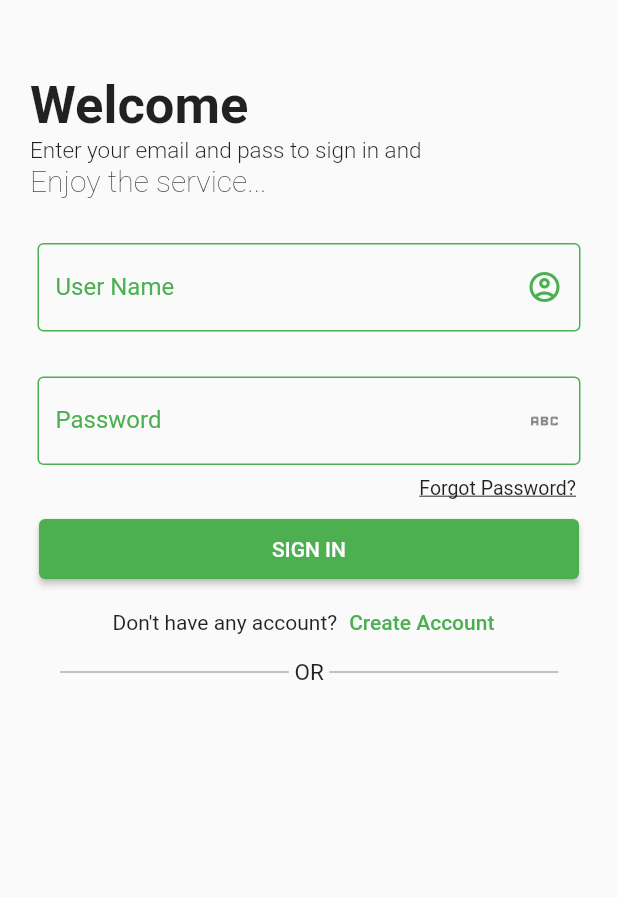
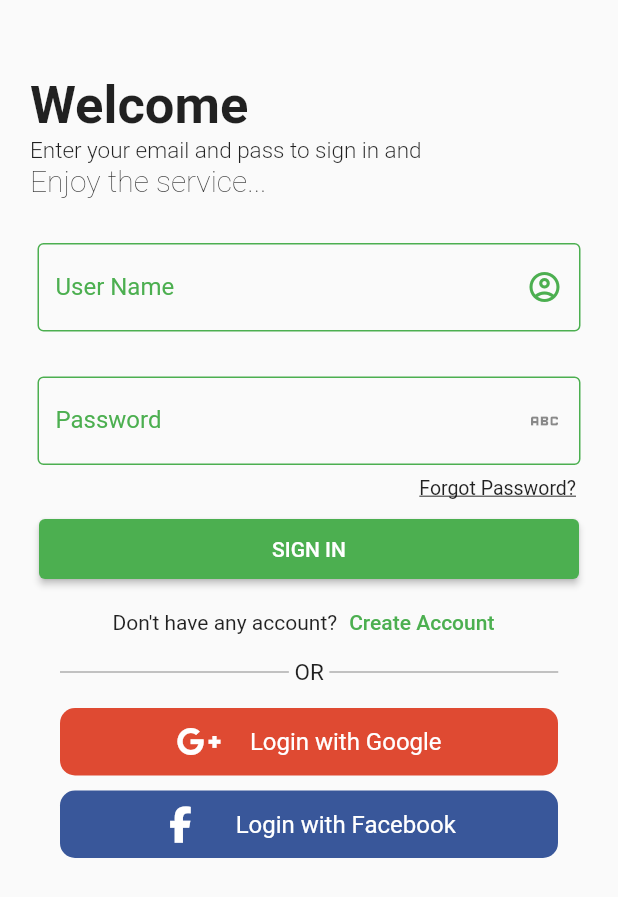
Before and after one commit to Biggo111/Flutter_Basic_Projects, a Flutter app: the screen it shows after launch, on a phone screen of 412 x 824 dp. Shown: the top 897 px of the screen. Run offline on Flutter 3.47's test engine with Material 2 defaults, Android fonts, the phone set to English and light mode, and no system bars; our stand-ins replace dio, firebase_core, flutter_svg, fluttertoast, font_awesome_flutter, google_maps_flutter and 4 more; missing offline and left inert: dart:ffi, flutter_polyline_points, map_launcher; accounts and stored records are empty.

Commit message:
Firebase connected

```diff
--- /dev/null
+++ b/firebase_authentication_login_signup/lib/colors.dart
@@ -0,0 +1,10 @@
+import 'package:flutter/material.dart';
+
+
+final Color facebookColor = const Color(0xff39579A);
+final Color twitterColor = const Color(0xff00ABEA);
+final Color instaColor = const Color(0xffBE2289);
+final Color whatsappColor = const Color(0xff075E54);
+final Color linkedinColor = const Color(0xff0085E0);
+final Color githubColor = const Color(0xff202020);
+final Color googleColor = const Color(0xffDF4A32);
--- a/firebase_authentication_login_signup/lib/homepage.dart
+++ b/firebase_authentication_login_signup/lib/homepage.dart
@@ -1,4 +1,9 @@
 import 'package:flutter/material.dart';
+import 'package:fluttertoast/fluttertoast.dart';
+
+import 'colors.dart';
+import 'widgets.dart';
+import 'package:font_awesome_flutter/font_awesome_flutter.dart';
 
 class HomePage extends StatefulWidget {
   const HomePage({super.key});
@@ -149,9 +154,9 @@ class _HomePageState extends State<HomePage> {
                         child: ElevatedButton(
                           onPressed: () {},
                           style: ElevatedButton.styleFrom(
-                            backgroundColor: Colors.green,
-                            elevation: 2 //Button Background Color
-                          ),
+                              backgroundColor: Colors.green,
+                              elevation: 2 //Button Background Color
+                              ),
                           child: const Text("SIGN IN"),
                         ),
                       ),
@@ -166,7 +171,7 @@ class _HomePageState extends State<HomePage> {
                     children: [
                       const Text("Don't have any account?"),
                       TextButton(
-                        onPressed: (){},
+                        onPressed: () {},
                         child: const Text(
                           "Create Account",
                           style: TextStyle(
@@ -184,7 +189,7 @@ class _HomePageState extends State<HomePage> {
                         left: 20,
                       ),
                       child: SizedBox(
-                        width: MediaQuery.of(context).size.width/2.7,
+                        width: MediaQuery.of(context).size.width / 2.7,
                         child: const Expanded(
                           child: Divider(
                             height: 10,
@@ -196,12 +201,10 @@ class _HomePageState extends State<HomePage> {
                     ),
                     const Text(
                       " OR ",
-                      style: TextStyle(
-                        fontSize: 15
-                      ),
+                      style: TextStyle(fontSize: 15),
                     ),
                     SizedBox(
-                      width: MediaQuery.of(context).size.width/2.7,
+                      width: MediaQuery.of(context).size.width / 2.7,
                       child: const Expanded(
                         child: Divider(
                           height: 10,
@@ -212,6 +215,67 @@ class _HomePageState extends State<HomePage> {
                     ),
                   ],
                 ),
+                // Container(
+                //   //width: MediaQuery.of(context).size.width/3,
+                //   margin: const EdgeInsets.all(5),
+                //   padding: const EdgeInsets.symmetric(
+                //     vertical: 5,
+                //     horizontal: 15,
+                //   ),
+                //   decoration: BoxDecoration(
+                //     color: Colors.white,
+                //     borderRadius: BorderRadius.circular(30),
+                //   ),
+                //   child: Row(
+                //     children: [
+                //       const Icon(
+                //         Icons.emoji_emotions_outlined,
+                //         color: Colors.black38,
+                //         size: 25,
+                //       ),
+                //       const SizedBox(width: 10,),
+                //       SizedBox(
+                //         width: MediaQuery.of(context).size.width/3,
+                //         child: TextFormField(
+                //           style: const TextStyle(
+                //             fontSize: 19,
+                //           ),
+                //           decoration: const InputDecoration(
+                //             hintText: "Message",
+                //             border: InputBorder.none,
+                //           ),
+                //         ),
+                //       ),
+                //       const SizedBox(
+                //         width: 80,
+                //       ),
+                //       const Icon(
+                //         Icons.attachment_outlined,
+                //         color: Colors.black38,
+                //         size: 25,
+                //       ),
+                //       const SizedBox(
+                //         width: 15,
+                //       ),
+                //       const Icon(
+                //         Icons.camera_alt,
+                //         color: Colors.black38,
+                //         size: 25,
+                //       ),
+                //     ],
+                //   ),
+                // ),
+                const SizedBox(
+                  height: 10,
+                ),
+                CustomWidgets.socialButtonRect('Login with Google', googleColor,
+                    FontAwesomeIcons.googlePlusG, onTap: () {
+                  Fluttertoast.showToast(msg: 'I am google');
+                }),
+                CustomWidgets.socialButtonRect('Login with Facebook',
+                    facebookColor, FontAwesomeIcons.facebookF, onTap: () {
+                  Fluttertoast.showToast(msg: 'I am facebook');
+                }),
               ],
             ),
           ),
--- a/firebase_authentication_login_signup/lib/main.dart
+++ b/firebase_authentication_login_signup/lib/main.dart
@@ -1,8 +1,12 @@
+import 'package:firebase_authentication_login_signup/core/services/firebase_service.dart';
 import 'package:flutter/material.dart';
 
 import '/homepage.dart';
 
-void main() {
+void main() async{
+  WidgetsFlutterBinding.ensureInitialized();
+  await FirebaseService.enableFirebase();
+
   runApp(const MyApp());
 }
 class MyApp extends StatelessWidget {
--- /dev/null
+++ b/firebase_authentication_login_signup/lib/widgets.dart
@@ -0,0 +1,52 @@
+import 'package:flutter/material.dart';
+
+class CustomWidgets {
+  static Widget socialButtonRect(title, color, icon, {Function? onTap}) {
+    return InkWell(
+      onTap: () {
+        onTap!();
+      },
+      child: Container(
+        height: 45,
+        margin: const EdgeInsets.symmetric(vertical: 5, horizontal: 20),
+        decoration: BoxDecoration(
+            color: color, borderRadius: const BorderRadius.all(Radius.circular(10))),
+        child: Row(
+          mainAxisAlignment: MainAxisAlignment.center,
+          children: <Widget>[
+            Icon(
+              icon,
+              color: Colors.white,
+            ),
+            Container(
+              margin: const EdgeInsets.only(left: 25),
+              child: Text(title,
+                  style: const TextStyle(
+                      color: Colors.white,
+                      fontSize: 16,
+                      fontWeight: FontWeight.w400)),
+            ),
+          ],
+        ),
+      ),
+    );
+  }
+
+  static Widget socialButtonCircle(color, icon, {iconColor, Function? onTap}) {
+    return InkWell(
+      onTap: () {
+        onTap!();
+      },
+      child: Container(
+          padding: const EdgeInsets.all(5),
+          decoration: BoxDecoration(
+            shape: BoxShape.circle,
+            color: color,
+          ),
+          child: Icon(
+            icon,
+            color: iconColor,
+          )), //
+    );
+  }
+}
--- a/firebase_authentication_login_signup/pubspec.yaml
+++ b/firebase_authentication_login_signup/pubspec.yaml
@@ -36,6 +36,10 @@ dependencies:
   # The following adds the Cupertino Icons font to your application.
   # Use with the CupertinoIcons class for iOS style icons.
   cupertino_icons: ^1.0.2
+  font_awesome_flutter: ^10.2.1
+  fluttertoast: ^8.1.1
+  firebase_core: ^2.3.0
+  logger: ^1.1.0
 
 dev_dependencies:
   flutter_test:
```
Also changed, not shown: firebase_authentication_login_signup/lib/core/services/firebase_service.dart (added, +14 -0 lines), firebase_authentication_login_signup/lib/firebase_options.dart (added), firebase_authentication_login_signup/pubspec.lock, 8 other files.
